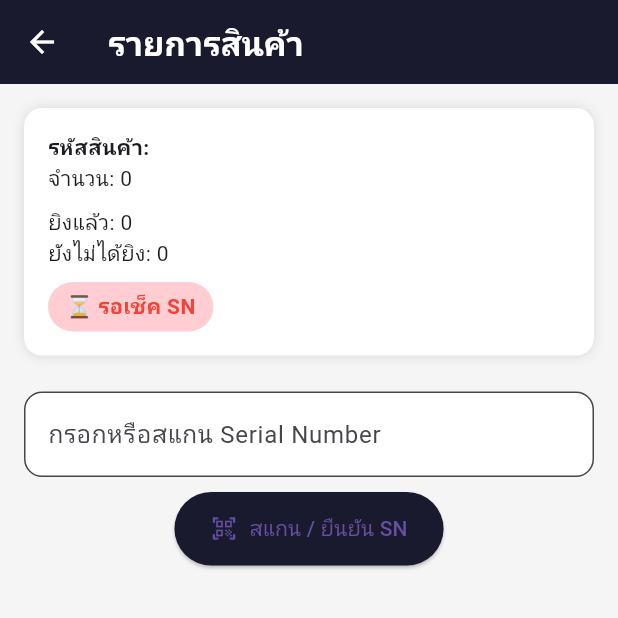
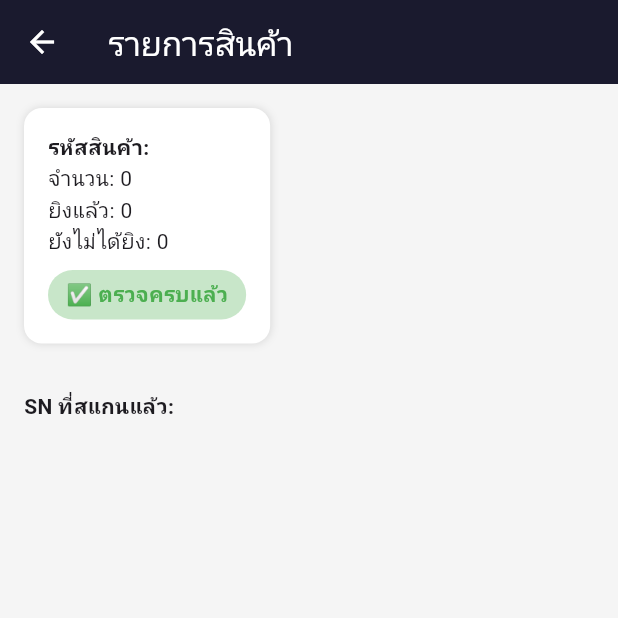
Before and after one commit to Itthxphon/flutter_application_1, a Flutter app: the ScanStockScreen screen opened directly with empty values, on a phone screen of 412 x 824 dp, the top half of it. Run offline on Flutter 3.47's test engine with Material 3 defaults, Android fonts, the phone set to English and light mode, and no system bars; network calls fail.

Commit message:
up to date 11.59

```diff
--- a/lib/screens/scan_stock.dart
+++ b/lib/screens/scan_stock.dart
@@ -55,7 +55,7 @@ class _ScanStockScreenState extends State<ScanStockScreen> {
     if (sn.isEmpty) return;
 
     if (scannedSNs.contains(sn)) {
-      _showAlert('⚠️ Serial Number ซ้ำ', 'SN นี้ถูกสแกนไปแล้ว');
+      _showAlert('⚠️ SN ซ้ำ', 'SN นี้ถูกสแกนไปแล้ว');
       return;
     }
 
@@ -70,21 +70,12 @@ class _ScanStockScreenState extends State<ScanStockScreen> {
 
     setState(() => isLoading = false);
 
-    debugPrint(result.toString()); // ✅ เพิ่มดูค่าจาก API
-
-    final success = result['success'].toString().toLowerCase() == 'true';
-
-    if (success) {
+    if (result['success'] == true) {
       _snController.clear();
       await _loadScannedSNs();
-      _showAlert('✅ สำเร็จ', result['message'] ?? 'สแกน SN สำเร็จแล้ว');
+      _showAlert('✅ สำเร็จ', 'สแกน SN สำเร็จแล้ว');
     } else {
-      final message = result['message'] ?? 'ไม่สามารถสแกนได้';
-      final isDuplicate = message.toString().toLowerCase().contains(
-        'duplicate',
-      );
-      final title = isDuplicate ? '⚠️ Serial Number ซ้ำ' : '❌ ผิดพลาด';
-      _showAlert(title, message);
+      _showAlert('❌ ผิดพลาด', result['message'] ?? 'ไม่สามารถสแกนได้');
     }
   }
 
@@ -109,42 +100,38 @@ class _ScanStockScreenState extends State<ScanStockScreen> {
   Widget build(BuildContext context) {
     final scanned = scannedSNs.length;
     final remaining = widget.qty - scanned;
+    final isComplete = remaining <= 0;
 
     return Scaffold(
       backgroundColor: Colors.grey[100],
       appBar: AppBar(
+        title: const Text('รายการสินค้า'),
         backgroundColor: const Color(0xFF1A1A2E),
         foregroundColor: Colors.white,
-        title: const Text(
-          'รายการสินค้า',
-          style: TextStyle(fontWeight: FontWeight.bold),
       ),
-        leading: const BackButton(),
-      ),
-      body: SingleChildScrollView(
+      body: Padding(
         padding: const EdgeInsets.all(16),
         child: Column(
           crossAxisAlignment: CrossAxisAlignment.start,
           children: [
-            _buildInfoCard(scanned, remaining),
-            const SizedBox(height: 24),
-            _buildSNInput(),
-            const SizedBox(height: 12),
-            _buildScannedBox(),
+            _buildInfoCard(scanned, remaining, isComplete),
+            const SizedBox(height: 16),
+            if (!isComplete) _buildSNInput(), // ✅ ถ้าแสกนครบแล้วจะไม่โชว์
+            const SizedBox(height: 16),
+            Expanded(child: _buildScannedList()), // ✅ scroll ได้
           ],
         ),
       ),
     );
   }
 
-  Widget _buildInfoCard(int scanned, int remaining) {
+  Widget _buildInfoCard(int scanned, int remaining, bool isComplete) {
     return Container(
-      width: double.infinity,
       padding: const EdgeInsets.all(16),
       decoration: BoxDecoration(
         color: Colors.white,
         borderRadius: BorderRadius.circular(12),
-        boxShadow: const [BoxShadow(color: Colors.black12, blurRadius: 6)],
+        boxShadow: const [BoxShadow(color: Colors.black12, blurRadius: 4)],
       ),
       child: Column(
         crossAxisAlignment: CrossAxisAlignment.start,
@@ -154,19 +141,21 @@ class _ScanStockScreenState extends State<ScanStockScreen> {
             style: const TextStyle(fontWeight: FontWeight.bold),
           ),
           Text('จำนวน: ${widget.qty}'),
-          const SizedBox(height: 8),
           Text('ยิงแล้ว: $scanned'),
-          Text('ยังไม่ได้ยิง: $remaining'),
+          Text('ยังไม่ได้ยิง: ${widget.qty - scanned}'),
           const SizedBox(height: 8),
           Container(
             padding: const EdgeInsets.symmetric(horizontal: 12, vertical: 6),
             decoration: BoxDecoration(
-              color: Colors.red[100],
+              color: isComplete ? Colors.green[100] : Colors.red[100],
               borderRadius: BorderRadius.circular(20),
             ),
-            child: const Text(
-              '⏳ รอเช็ค SN',
-              style: TextStyle(color: Colors.red, fontWeight: FontWeight.bold),
+            child: Text(
+              isComplete ? '✅ ตรวจครบแล้ว' : '⌛ รอเช็ค SN',
+              style: TextStyle(
+                color: isComplete ? Colors.green : Colors.red,
+                fontWeight: FontWeight.bold,
+              ),
             ),
           ),
         ],
@@ -201,21 +190,8 @@ class _ScanStockScreenState extends State<ScanStockScreen> {
     );
   }
 
-  Widget _buildScannedBox() {
-    if (scannedSNs.isEmpty) return const SizedBox();
-
+  Widget _buildScannedList() {
     return Column(
-      crossAxisAlignment: CrossAxisAlignment.start,
-      children: [
-        const SizedBox(height: 20),
-        Container(
-          padding: const EdgeInsets.all(16),
-          decoration: BoxDecoration(
-            color: Colors.white,
-            borderRadius: BorderRadius.circular(12),
-            boxShadow: const [BoxShadow(color: Colors.black12, blurRadius: 6)],
-          ),
-          child: Column(
       crossAxisAlignment: CrossAxisAlignment.start,
       children: [
         const Text(
@@ -223,11 +199,21 @@ class _ScanStockScreenState extends State<ScanStockScreen> {
           style: TextStyle(fontWeight: FontWeight.bold),
         ),
         const SizedBox(height: 8),
-              ...scannedSNs.map(
-                (sn) => Container(
-                  margin: const EdgeInsets.symmetric(vertical: 4),
+        Expanded(
+          child: ListView.builder(
+            itemCount: scannedSNs.length,
+            itemBuilder: (context, index) {
+              final sn = scannedSNs[index];
+              return Row(
+                children: [
+                  Text(
+                    '${index + 1}. ',
+                    style: const TextStyle(fontWeight: FontWeight.bold),
+                  ),
+                  Expanded(
+                    child: Container(
+                      margin: const EdgeInsets.only(bottom: 6),
                       padding: const EdgeInsets.all(10),
-                  width: double.infinity,
                       decoration: BoxDecoration(
                         border: Border.all(color: Colors.grey.shade400),
                         borderRadius: BorderRadius.circular(8),
@@ -237,6 +223,8 @@ class _ScanStockScreenState extends State<ScanStockScreen> {
                     ),
                   ),
                 ],
+              );
+            },
           ),
         ),
       ],
```
Also changed, not shown: lib/main.dart (+9 -5 lines), lib/screens/picking_list.dart (+11 -31 lines). Lines whose indentation alone changed are shown as unchanged.
